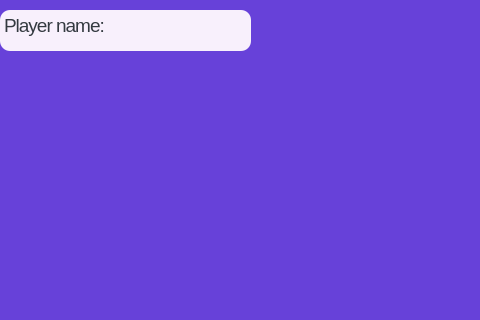
Old version of the form predraw2window.ui in the repository arturgesiarz/Magic_Dice; both pictures show x 0 to 480 and y 0 to 320 of the 800 by 600 pixel window.
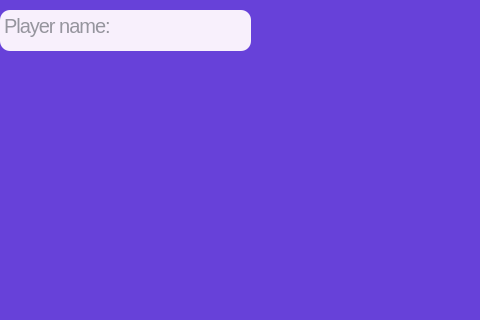
New version of the form. Icons and pictures are not drawn.

The edit to the form file:
```diff
--- a/predraw2window.ui
+++ b/predraw2window.ui
@@ -51,6 +51,12 @@
 border-radius: 10px;
 </string>
     </property>
+    <property name="readOnly">
+     <bool>true</bool>
+    </property>
+    <property name="markdown">
+     <string/>
+    </property>
     <property name="html">
      <string>&lt;!DOCTYPE HTML PUBLIC &quot;-//W3C//DTD HTML 4.0//EN&quot; &quot;http://www.w3.org/TR/REC-html40/strict.dtd&quot;&gt;
 &lt;html&gt;&lt;head&gt;&lt;meta name=&quot;qrichtext&quot; content=&quot;1&quot; /&gt;&lt;meta charset=&quot;utf-8&quot; /&gt;&lt;style type=&quot;text/css&quot;&gt;
@@ -59,10 +65,10 @@
 li.unchecked::marker { content: &quot;\2610&quot;; }
 li.checked::marker { content: &quot;\2612&quot;; }
 &lt;/style&gt;&lt;/head&gt;&lt;body style=&quot; font-family:'.AppleSystemUIFont'; font-size:20px; font-weight:400; font-style:normal; letter-spacing:-1px;&quot;&gt;
-&lt;p style=&quot; margin-top:0px; margin-bottom:0px; margin-left:0px; margin-right:0px; -qt-block-indent:0; text-indent:0px;&quot;&gt;&lt;span style=&quot; font-size:14pt;&quot;&gt;Player name:&lt;/span&gt;&lt;/p&gt;&lt;/body&gt;&lt;/html&gt;</string>
+&lt;p style=&quot;-qt-paragraph-type:empty; margin-top:0px; margin-bottom:0px; margin-left:0px; margin-right:0px; -qt-block-indent:0; text-indent:0px;&quot;&gt;&lt;br /&gt;&lt;/p&gt;&lt;/body&gt;&lt;/html&gt;</string>
     </property>
     <property name="placeholderText">
-     <string/>
+     <string>Player name:  </string>
     </property>
    </widget>
    <widget class="QLabel" name="dice2">
```
Left out of the diff: 2 changed lines with no effect on the pictures.
